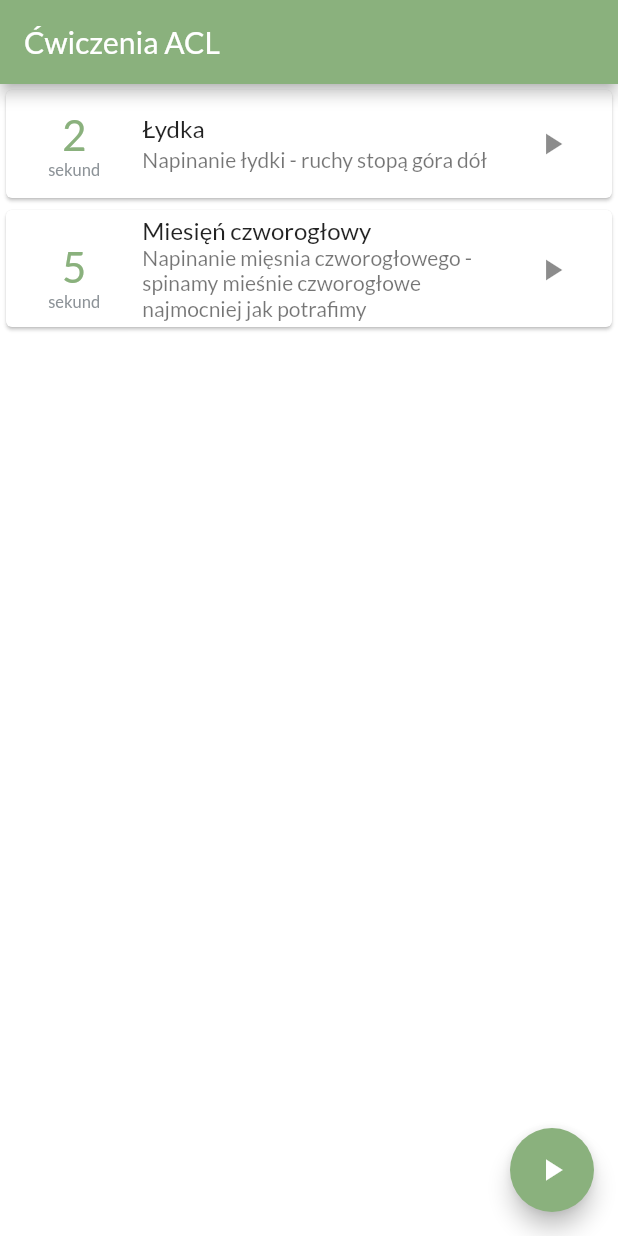
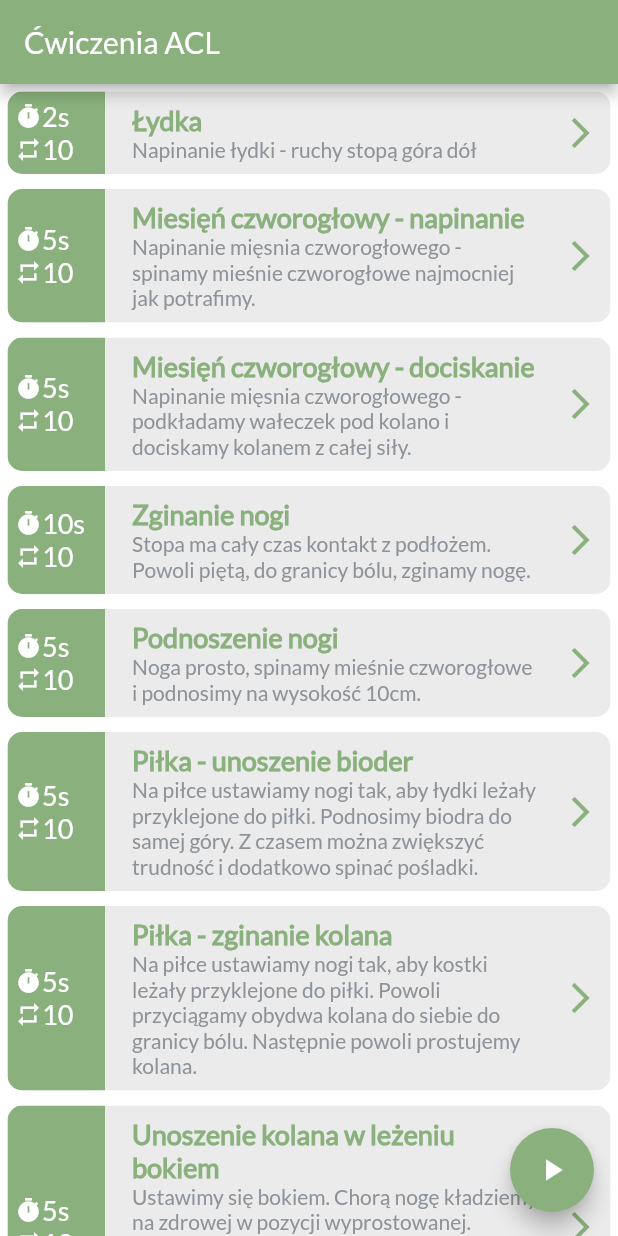
Before and after one commit to hanyska/knee_acl_mcl, a Flutter app: the HomePage screen opened directly, on a phone screen of 412 x 824 dp. Run offline on Flutter 3.47's test engine with Material 2 defaults, Android fonts, the light colour scheme and no system bars; our stand-ins replace firebase_auth, firebase_core, flutter_svg, flutter_tts, fluttertoast, just_audio and 1 more; accounts and stored records are empty.

Commit message:
Updated exercise item

```diff
--- a/lib/exercises/exercise_details_page.dart
+++ b/lib/exercises/exercise_details_page.dart
@@ -5,8 +5,10 @@ import 'package:flutter_tts/flutter_tts.dart';
 import 'package:just_audio/just_audio.dart';
 import 'package:knee_acl_mcl/components/exercise_timer.dart';
 import 'package:knee_acl_mcl/exercises/exercises.dart';
+import 'package:knee_acl_mcl/helpers/date_time_helper.dart';
 import 'package:knee_acl_mcl/main/app_bar.dart';
 import 'package:knee_acl_mcl/utils/utils.dart';
+import 'package:wakelock/wakelock.dart';
 
 class ExerciseDetailsPage extends StatefulWidget {
   final Exercise exercise;
@@ -31,14 +33,15 @@ class _ExerciseDetailsPageState extends State<ExerciseDetailsPage> with TickerPr
   String get timerString {
     Duration duration = _controller.duration! * _controller.value;
     return _controller.isAnimating
-      ? '${duration.inMinutes.toString().padLeft(2, '0')}:${(duration.inSeconds % 60 + 1).toString().padLeft(2, '0')}'
+      ? DateTimeHelper.timerText(duration)
       : '00:00';
   }
 
   @override
   void initState() {
+    Wakelock.enable();
     _repeat = widget.exercise.repeat;
-    _controller = AnimationController(vsync: this, duration: Duration(seconds: widget.exercise.count));
+    _controller = AnimationController(vsync: this, duration: widget.exercise.time);
     _speakTitle();
     _start321Go();
     _repeatExercises();
@@ -86,7 +89,7 @@ class _ExerciseDetailsPageState extends State<ExerciseDetailsPage> with TickerPr
 
         _repeat == 0
             ? Navigator.of(context).pop(true)
-            : Future.delayed(Duration(seconds: 5), _toggleCounter);
+            : Future.delayed(widget.exercise.pauseTime, _toggleCounter);
 
       } else if (status == AnimationStatus.reverse) {
         FlutterTts().speak('START');
--- a/lib/exercises/exercise_item.dart
+++ b/lib/exercises/exercise_item.dart
@@ -29,39 +29,69 @@ class _ExerciseItemState extends State<ExerciseItem> {
     });
   }
 
+  Widget iconWithText(IconData icon, String text) {
+    return Row(
+      children: [
+        Icon(icon, color: kWhite, size: 18),
+        Text(
+          text,
+          style: TextStyle(color: kWhite, fontSize: 18),
+          textAlign: TextAlign.center,
+        ),
+      ]
+    );
+  }
+
   @override
   Widget build(BuildContext context) {
-    return Card(
-      child: Column(
-        mainAxisSize: MainAxisSize.min,
+    return Container(
+      padding: EdgeInsets.all(5.0),
+      child: ClipRRect(
+        borderRadius: BorderRadius.circular(10),
+        child: Container(
+          color: kVeryLightGrey,
+          child: IntrinsicHeight(
+            child: Row(
+              crossAxisAlignment: CrossAxisAlignment.stretch,
               children: <Widget>[
-          ListTile(
-              leading: SizedBox(
-                width: MediaQuery.of(context).size.width / 7,
+                Container(
+                  color: kPrimaryColor,
+                  width: 65,
+                  padding: EdgeInsets.symmetric(horizontal: 5),
                   child: Column(
                     mainAxisAlignment: MainAxisAlignment.center,
+                    crossAxisAlignment: CrossAxisAlignment.start,
                     children: [
-                    Text(
-                        widget.exercise.count.toString(),
-                        style: TextStyle(color: kPrimaryColor, fontSize: 28)
+                      iconWithText(Icons.timer, "${widget.exercise.time.inSeconds}s"),
+                      iconWithText(Icons.repeat, "${widget.exercise.repeat.toString()}"),
+                    ],
                   ),
-                    Text(
-                      widget.exercise.type == ExerciseType.SECONDS
-                        ? 'sekund'
-                        : 'powtórzeń',
-                      style: TextStyle(color: kLightGrey, fontSize: 11)
+                ),
+                SizedBox(width: 10),
+                Expanded(
+                  child: Padding(
+                    padding: const EdgeInsets.all(8.0),
+                    child: Column(
+                      mainAxisAlignment: MainAxisAlignment.center,
+                      crossAxisAlignment: CrossAxisAlignment.start,
+                      children: <Widget>[
+                        Text(widget.exercise.title, style: TextStyle(color: kPrimaryColor, fontSize: 18, fontWeight: FontWeight.bold)),
+                        Text(widget.exercise.subtitle, style: TextStyle(color: kLightGrey))
+                      ],
+                    ),
+                  ),
+                ),
+                IconButton(
+                  visualDensity: VisualDensity.compact,
+                  splashRadius: 0.1,
+                  splashColor: kPrimaryColor,
+                  icon: Icon(Icons.arrow_forward_ios, color: kPrimaryColor),
+                  onPressed: _goToExercise,
                 )
               ],
             ),
           ),
-              title: Text(widget.exercise.title),
-              subtitle: Text(widget.exercise.subtitle),
-              trailing: IconButton(
-                icon: Icon(Icons.play_arrow),
-                onPressed: _goToExercise,
-              )
         ),
-        ],
       ),
     );
   }
--- a/lib/exercises/exercises.dart
+++ b/lib/exercises/exercises.dart
@@ -1,22 +1,32 @@
 enum ExerciseType {SECONDS, REPETITIONS}
 
 class Exercise {
-  final int count;
+  final Duration time;
   final int repeat;
+  final Duration pauseTime;
   final String title;
   final String subtitle;
   final ExerciseType type;
 
   Exercise({
-    required this.count,
+    required this.time,
     required this.repeat,
+    this.pauseTime = const Duration(seconds: 3),
     required this.title,
     required this.subtitle,
     this.type = ExerciseType.SECONDS
   });
 }
 
-List<Exercise> exercises = [
-  Exercise(count: 2, repeat: 3, title: 'Łydka', subtitle: 'Napinanie łydki - ruchy stopą góra dół'),
-  Exercise(count: 5, repeat: 10, title: 'Miesięń czworogłowy', subtitle: 'Napinanie mięsnia czworogłowego - spinamy mieśnie czworogłowe najmocniej jak potrafimy')
+List<Exercise> databaseExercise = [
+  Exercise(time: Duration(seconds: 2), repeat: 10, pauseTime: Duration(seconds: 2), title: 'Łydka', subtitle: 'Napinanie łydki - ruchy stopą góra dół'),
+  Exercise(time: Duration(seconds: 5), repeat: 10, title: 'Miesięń czworogłowy - napinanie', subtitle: 'Napinanie mięsnia czworogłowego - spinamy mieśnie czworogłowe najmocniej jak potrafimy.'),
+  Exercise(time: Duration(seconds: 5), repeat: 10, title: 'Miesięń czworogłowy - dociskanie', subtitle: 'Napinanie mięsnia czworogłowego - podkładamy wałeczek pod kolano i dociskamy kolanem z całej siły.'),
+  Exercise(time: Duration(seconds: 10), repeat: 10, pauseTime: Duration(seconds: 10), title: 'Zginanie nogi', subtitle: 'Stopa ma cały czas kontakt z podłożem. Powoli piętą, do granicy bólu, zginamy nogę.'),
+  Exercise(time: Duration(seconds: 5), repeat: 10, pauseTime: Duration(seconds: 5), title: 'Podnoszenie nogi', subtitle: 'Noga prosto, spinamy mieśnie czworogłowe i podnosimy na wysokość 10cm.'),
+  Exercise(time: Duration(seconds: 5), repeat: 10, pauseTime: Duration(seconds: 10), title: 'Piłka - unoszenie bioder', subtitle: 'Na piłce ustawiamy nogi tak, aby łydki leżały przyklejone do piłki. Podnosimy biodra do samej góry. Z czasem można zwiększyć trudność i dodatkowo spinać pośladki.'),
+  Exercise(time: Duration(seconds: 5), repeat: 10, pauseTime: Duration(seconds: 10), title: 'Piłka - zginanie kolana', subtitle: 'Na piłce ustawiamy nogi tak, aby kostki leżały przyklejone do piłki. Powoli przyciągamy obydwa kolana do siebie do granicy bólu. Następnie powoli prostujemy kolana.'),
+  Exercise(time: Duration(seconds: 5), repeat: 10, pauseTime: Duration(seconds: 2), title: 'Unoszenie kolana w leżeniu bokiem', subtitle: 'Ustawimy się bokiem. Chorą nogę kładziemy na zdrowej w pozycji wyprostowanej. Unosimy chorą nogę na wysokość ok 10cm po czym powoli opuszczamy. W przypadku trudności z tym ćwiczeniem można delikatnie ugiąć nogi w kolanie.'),
+  Exercise(time: Duration(seconds: 60), repeat: 3, pauseTime: Duration(seconds: 2), title: 'Rolowanie uda wałkiem ręcznym', subtitle: 'Wałek np. do ciasta rolujemy przednią część uda, boczną lewą, boczną prawą i najważniejsze tył.'),
+
 ];
--- a/lib/exercises/exercises_page.dart
+++ b/lib/exercises/exercises_page.dart
@@ -1,6 +1,6 @@
 import 'package:flutter/material.dart';
 import 'package:knee_acl_mcl/exercises/exercise_item.dart';
-import 'package:knee_acl_mcl/exercises/exercises.dart';
+import 'package:knee_acl_mcl/providers/exercises_service.dart';
 
 class ExercisesPage extends StatefulWidget {
   @override
@@ -14,7 +14,7 @@ class _ExercisesPageState extends State<ExercisesPage> {
     return SafeArea(
       child: Container(
         child: Column(
-          children: exercises
+          children: ExercisesService.exercises
             .map((e) => ExerciseItem(exercise: e))
             .toList()
         )
--- a/lib/helpers/date_time_helper.dart
+++ b/lib/helpers/date_time_helper.dart
@@ -4,4 +4,15 @@ class DateTimeHelper {
 
     return DateTime.parse(date);
   }
+
+  static String timerText(Duration duration, [bool withAdditionalString = false]) {
+    String _minutes = duration.inMinutes.toString().padLeft(2, '0');
+    String _seconds = (duration.inSeconds % 60 + 1).toString().padLeft(2, '0');
+
+    if (withAdditionalString) {
+      return '$_minutes minut $_seconds sekund';
+    } else {
+      return '$_minutes:$_seconds';
+    }
+  }
 }
--- a/lib/home_page.dart
+++ b/lib/home_page.dart
@@ -2,8 +2,9 @@ import 'package:firebase_auth/firebase_auth.dart';
 import 'package:flutter/material.dart';
 import 'package:knee_acl_mcl/exercises/exercise_details_page.dart';
 import 'package:knee_acl_mcl/exercises/exercise_item.dart';
-import 'package:knee_acl_mcl/exercises/exercises.dart';
+import 'package:knee_acl_mcl/helpers/date_time_helper.dart';
 import 'package:knee_acl_mcl/main/app_bar.dart';
+import 'package:knee_acl_mcl/providers/exercises_service.dart';
 import 'package:knee_acl_mcl/utils/utils.dart';
 
 class HomePage extends StatefulWidget {
@@ -28,11 +29,11 @@ class _HomePageState extends State<HomePage> with TickerProviderStateMixin {
   void _startAll() {
     Navigator.push(
       context,
-      MaterialPageRoute(builder: (context) => ExerciseDetailsPage(exercise: exercises[_exercisesCount])),
+      MaterialPageRoute(builder: (context) => ExerciseDetailsPage(exercise: ExercisesService.exercises[_exercisesCount])),
     ).then((isSuccess) {
       if (isSuccess is bool && isSuccess == true) {
         _exercisesCount++;
-        if (_exercisesCount < exercises.length) Future.delayed(Duration(seconds: 5), _startAll);
+        if (_exercisesCount < ExercisesService.exercises.length) Future.delayed(ExercisesService.breakBetweenExercises, _startAll);
       }
     });
   }
@@ -41,13 +42,28 @@ class _HomePageState extends State<HomePage> with TickerProviderStateMixin {
   Widget build(BuildContext context) {
     return Scaffold(
       appBar: myAppBar(title: 'Ćwiczenia ACL'),
-      body: SafeArea(
-        child: Container(
-          child: Column(
-            children: exercises
-              .map((e) => ExerciseItem(exercise: e))
-              .toList()
-          )
+      body: SingleChildScrollView(
+        child: Column(
+          children: [
+            Container(
+              child: Column(
+                children: ExercisesService.exercises
+                  .map((e) => ExerciseItem(exercise: e))
+                  .toList()
+              ),
+            ),
+            Container(
+              padding: EdgeInsets.symmetric(horizontal: 10.0, vertical: 20.0),
+              child: Row(
+                mainAxisAlignment: MainAxisAlignment.start,
+                crossAxisAlignment: CrossAxisAlignment.center,
+                children: [
+                  Text('Całkowity czas: ', style: TextStyle(fontWeight: FontWeight.bold, fontSize: 18, color: kRed)),
+                  Text(DateTimeHelper.timerText(ExercisesService.getTotalExercisesTime, true), style: TextStyle(fontSize: 16, color: kGrey)),
+                ],
+              ),
+            )
+          ],
         ),
       ),
       floatingActionButton: FloatingActionButton(
--- /dev/null
+++ b/lib/providers/exercises_service.dart
@@ -0,0 +1,19 @@
+import 'package:knee_acl_mcl/exercises/exercises.dart';
+
+class ExercisesService {
+  static Duration breakBetweenExercises = Duration(seconds: 5);
+
+  static List<Exercise> get exercises => [...databaseExercise];
+
+
+  static Duration get getTotalExercisesTime {
+    Duration _totalDuration = Duration(seconds: 0);
+
+    exercises.forEach((exercise) {
+      _totalDuration += (exercise.time * exercise.repeat) + exercise.pauseTime;
+    });
+
+    return _totalDuration;
+  }
+
+}
--- a/pubspec.yaml
+++ b/pubspec.yaml
@@ -17,6 +17,7 @@ dependencies:
   fluttertoast: ^8.0.7
   flutter_tts: ^3.1.0
   just_audio: ^0.8.0
+  wakelock: ^0.5.2
 
 dev_dependencies:
   flutter_test:
```
Lines whose indentation alone changed are shown as unchanged.
